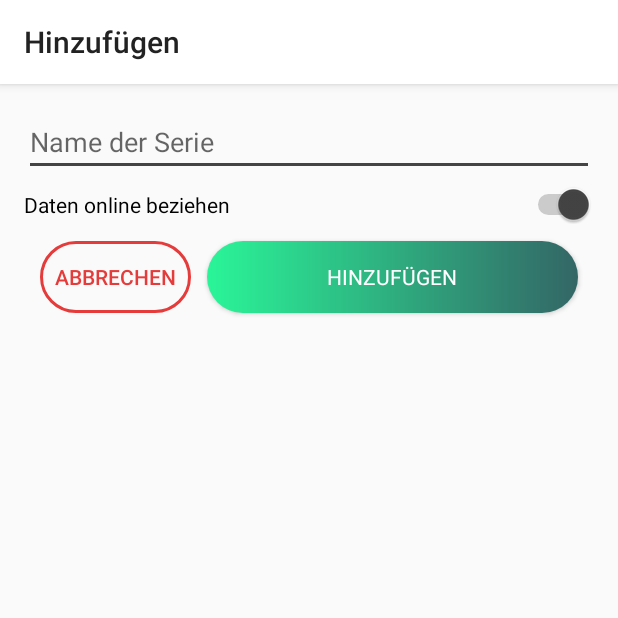
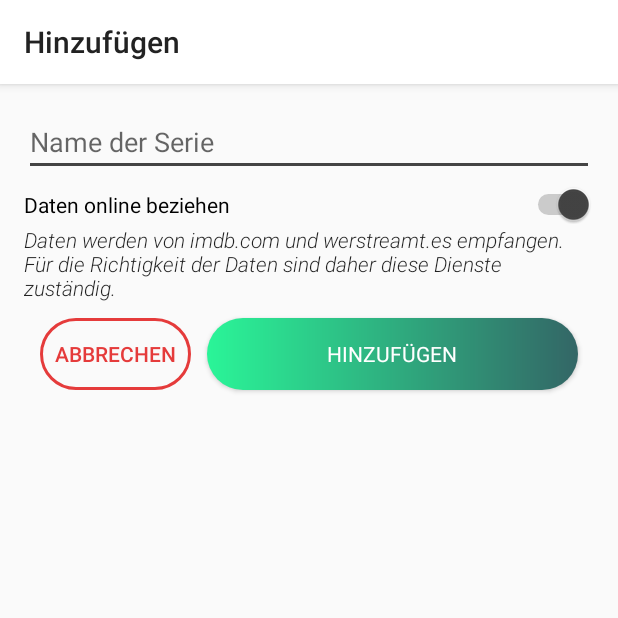
Before and after one commit to CaptainN3ro/EAE, an Android app: the HinzufuegenActivity screen opened directly, with no data from a screen before it, on a phone screen of 412 x 824 dp, the top half of it. Run offline under Robolectric (Android 15) with nearby library versions, the phone set to English and light mode, and no system bars.

Commit message:
Added Hint for Add

```diff
--- a/app/src/main/java/com/example/nwt/HinzufuegenActivity.java
+++ b/app/src/main/java/com/example/nwt/HinzufuegenActivity.java
@@ -31,6 +31,7 @@ public class HinzufuegenActivity extends AppCompatActivity {
 
         Button addButton = findViewById(R.id.BUTTON_ADD);
         Button backButton = findViewById(R.id.BUTTON_CANCEL_ADD);
+        TextView hintText = findViewById(R.id.TEXT_HINT);
         nameBox = findViewById(R.id.INPUT_NAME);
         seasonBox = findViewById(R.id.INPUT_SEASONS);
         providerBox = findViewById(R.id.INPUT_PROVIDERS);
@@ -41,9 +42,11 @@ public class HinzufuegenActivity extends AppCompatActivity {
             if(state) {
                 providerBox.setVisibility(View.GONE);
                 seasonBox.setVisibility(View.GONE);
+                hintText.setVisibility(View.VISIBLE);
             } else {
                 providerBox.setVisibility(View.VISIBLE);
                 seasonBox.setVisibility(View.VISIBLE);
+                hintText.setVisibility(View.GONE);
             }
         });
 
--- a/app/src/main/java/com/example/nwt/MainActivity.java
+++ b/app/src/main/java/com/example/nwt/MainActivity.java
@@ -9,12 +9,14 @@ import android.graphics.Typeface;
 import android.os.Build;
 import android.os.Bundle;
 import android.text.Html;
+import android.transition.Explode;
 import android.util.Log;
 import android.view.Gravity;
 import android.view.Menu;
 import android.view.MenuInflater;
 import android.view.MenuItem;
 import android.view.View;
+import android.view.Window;
 import android.widget.AdapterView;
 import android.widget.ArrayAdapter;
 import android.widget.CheckBox;
@@ -33,7 +35,6 @@ import java.io.OutputStreamWriter;
 import java.util.ArrayList;
 import java.util.List;
 
-@RequiresApi(api = Build.VERSION_CODES.O)
 public class MainActivity extends AppCompatActivity implements AdapterView.OnItemSelectedListener {
 
     Spinner spinnerDienste;
@@ -44,6 +45,7 @@ public class MainActivity extends AppCompatActivity implements AdapterView.OnIte
     Typeface font;
     File dataFile;
 
+    @RequiresApi(api = Build.VERSION_CODES.O)
     @Override
     protected void onCreate(Bundle savedInstanceState) {
         super.onCreate(savedInstanceState);
--- a/app/src/main/res/layout/activity_hinzufuegen.xml
+++ b/app/src/main/res/layout/activity_hinzufuegen.xml
@@ -44,6 +44,15 @@
         android:inputType="textPersonName"
         android:visibility="gone" />
 
+    <TextView
+        android:id="@+id/TEXT_HINT"
+        android:layout_width="match_parent"
+        android:layout_height="wrap_content"
+        android:fontFamily="sans-serif-light"
+        android:textStyle="italic"
+        android:text="Daten werden von imdb.com und werstreamt.es empfangen. Für die Richtigkeit der Daten sind daher diese Dienste zuständig."
+        android:visibility="visible" />
+
     <LinearLayout
         android:layout_width="match_parent"
         android:layout_height="wrap_content"
```
Also changed, not shown: app/src/main/java/com/example/nwt/PreActivity.java (+6 -1 lines).
